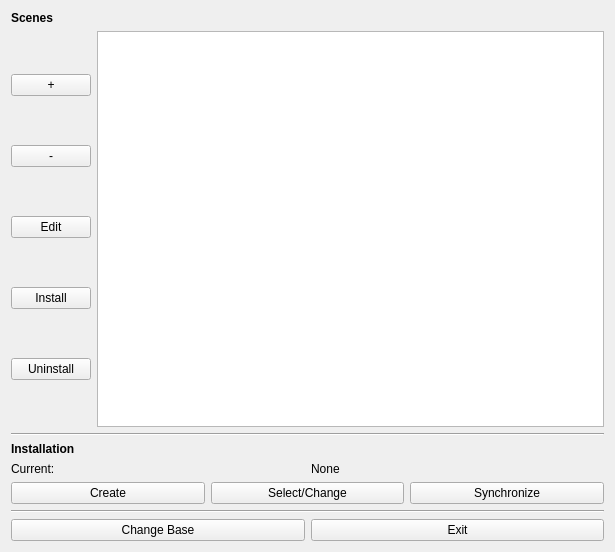
Before: the Qt Designer form formfilesystemlist.ui in xciollax/VSEL, drawn with Qt 5.
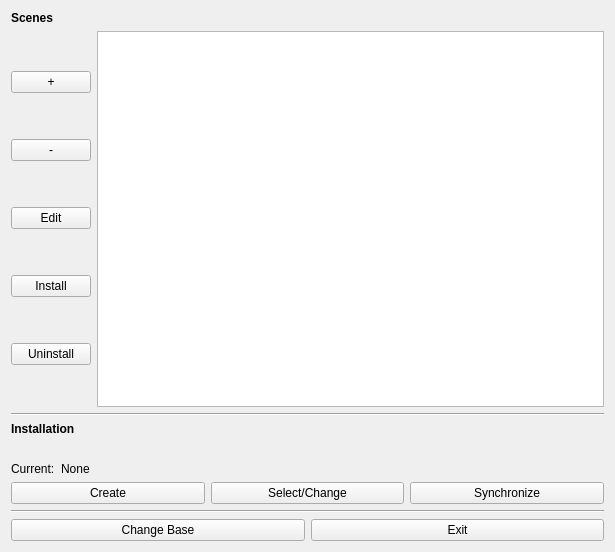
After: the same form once the commit is applied.

```diff
--- a/formfilesystemlist.ui
+++ b/formfilesystemlist.ui
@@ -110,20 +110,33 @@
      </item>
      <item>
       <layout class="QGridLayout" name="gridLayout">
-       <item row="0" column="0">
+       <item row="1" column="0">
         <widget class="QLabel" name="label_3">
          <property name="text">
           <string>Current:</string>
          </property>
         </widget>
        </item>
-       <item row="0" column="1">
+       <item row="1" column="1">
         <widget class="QLabel" name="currentInstLabel">
          <property name="text">
           <string>None</string>
          </property>
         </widget>
        </item>
+       <item row="0" column="1">
+        <spacer name="horizontalSpacer">
+         <property name="orientation">
+          <enum>Qt::Horizontal</enum>
+         </property>
+         <property name="sizeHint" stdset="0">
+          <size>
+           <width>40</width>
+           <height>20</height>
+          </size>
+         </property>
+        </spacer>
+       </item>
       </layout>
      </item>
      <item>
```
